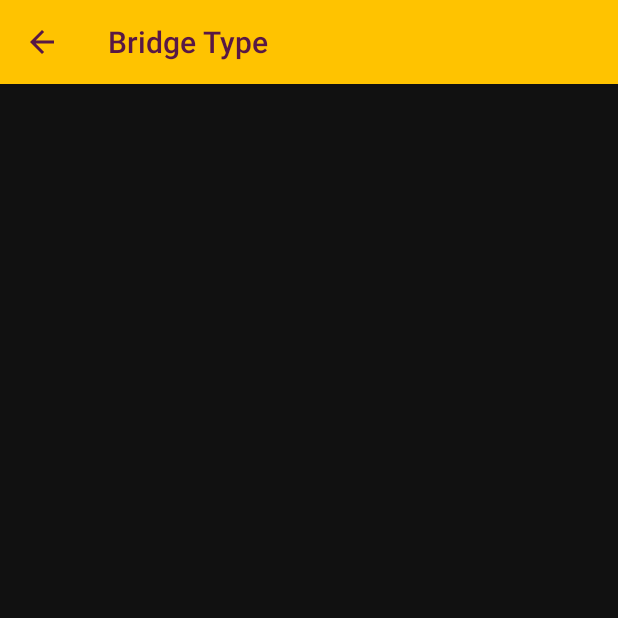
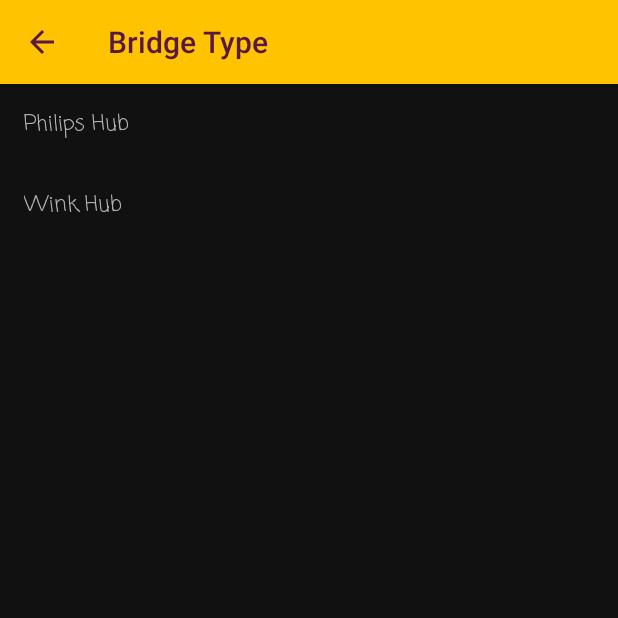
Before and after one commit to UT-MPC/Warble3, an Android app: the BridgeTypeActivity screen opened directly, with no data from a screen before it, on a phone screen of 412 x 824 dp, the top half of it. Run offline under Robolectric (Android 15) with nearby library versions, the phone set to English and light mode, and no system bars; Roboto replaces fonts that are not available here.

Commit message:
To add activity and adapter for BridgeType selection

```diff
--- /dev/null
+++ b/app/src/main/java/edu/utexas/mpc/warble3/frontend/adapter/SimpleAdapter.java
@@ -0,0 +1,50 @@
+package edu.utexas.mpc.warble3.frontend.adapter;
+
+import android.content.Context;
+import android.support.annotation.NonNull;
+import android.support.v7.widget.RecyclerView;
+import android.view.LayoutInflater;
+import android.view.View;
+import android.view.ViewGroup;
+import android.widget.TextView;
+
+import java.util.List;
+
+import edu.utexas.mpc.warble3.R;
+
+public class SimpleAdapter extends RecyclerView.Adapter<SimpleAdapter.ViewHolder> {
+
+    private final Context context;
+    private final List<String> dataset;
+
+    public SimpleAdapter(Context context, List<String> dataset) {
+        this.context = context;
+        this.dataset = dataset;
+    }
+
+    @NonNull
+    @Override
+    public SimpleAdapter.ViewHolder onCreateViewHolder(@NonNull ViewGroup parent, int viewType) {
+        View itemView = LayoutInflater.from(parent.getContext()).inflate(R.layout.layout_simple_recycler_view, parent, false);
+        return new ViewHolder(itemView);
+    }
+
+    @Override
+    public void onBindViewHolder(@NonNull SimpleAdapter.ViewHolder holder, int position) {
+        holder.nameTextView.setText(dataset.get(position));
+    }
+
+    @Override
+    public int getItemCount() {
+        return dataset.size();
+    }
+
+    public class ViewHolder extends RecyclerView.ViewHolder {
+        public TextView nameTextView;
+
+        public ViewHolder(View itemView) {
+            super(itemView);
+            nameTextView = itemView.findViewById(R.id.name_textView);
+        }
+    }
+}
--- a/app/src/main/java/edu/utexas/mpc/warble3/frontend/setup_page/BridgeTypeActivity.java
+++ b/app/src/main/java/edu/utexas/mpc/warble3/frontend/setup_page/BridgeTypeActivity.java
@@ -2,12 +2,20 @@ package edu.utexas.mpc.warble3.frontend.setup_page;
 
 import android.os.Bundle;
 import android.support.v7.app.AppCompatActivity;
+import android.support.v7.widget.LinearLayoutManager;
+import android.support.v7.widget.RecyclerView;
 
+import java.util.ArrayList;
+import java.util.List;
 import java.util.Objects;
 
 import edu.utexas.mpc.warble3.R;
+import edu.utexas.mpc.warble3.frontend.adapter.SimpleAdapter;
 
 public class BridgeTypeActivity extends AppCompatActivity {
+    private RecyclerView bridgeTypeRecyclerView;
+    private RecyclerView.LayoutManager bridgeTypeLayoutManager;
+    private RecyclerView.Adapter bridgeTypeAdapter;
 
     @Override
     protected void onCreate(Bundle savedInstanceState) {
@@ -16,5 +24,18 @@ public class BridgeTypeActivity extends AppCompatActivity {
 
         Objects.requireNonNull(getSupportActionBar()).setTitle(R.string.titleBridgeType_addBridgePage);
 
+        bridgeTypeRecyclerView = findViewById(R.id.bridgeType_recyclerView);
+        bridgeTypeRecyclerView.setHasFixedSize(false);
+
+        bridgeTypeLayoutManager = new LinearLayoutManager(this);
+        bridgeTypeRecyclerView.setLayoutManager(bridgeTypeLayoutManager);
+
+        // TODO: Change to list of bridge types
+        List<String> bridgeTypes = new ArrayList<>();
+        bridgeTypes.add("Philips Hub");
+        bridgeTypes.add("Wink Hub");
+
+        bridgeTypeAdapter = new SimpleAdapter(getApplicationContext(), bridgeTypes);
+        bridgeTypeRecyclerView.setAdapter(bridgeTypeAdapter);
     }
 }
--- a/app/src/main/res/layout/activity_bridge_type.xml
+++ b/app/src/main/res/layout/activity_bridge_type.xml
@@ -6,4 +6,9 @@
     android:layout_height="match_parent"
     tools:context=".frontend.setup_page.BridgeTypeActivity">
 
+    <android.support.v7.widget.RecyclerView
+        android:id="@+id/bridgeType_recyclerView"
+        android:layout_width="match_parent"
+        android:layout_height="match_parent" />
+
 </android.support.constraint.ConstraintLayout>
--- /dev/null
+++ b/app/src/main/res/layout/layout_simple_recycler_view.xml
@@ -0,0 +1,18 @@
+<?xml version="1.0" encoding="utf-8"?>
+<android.support.constraint.ConstraintLayout xmlns:android="http://schemas.android.com/apk/res/android"
+    xmlns:app="http://schemas.android.com/apk/res-auto"
+    android:layout_width="match_parent"
+    android:layout_height="wrap_content">
+
+    <TextView
+        android:id="@+id/name_textView"
+        android:layout_width="wrap_content"
+        android:layout_height="wrap_content"
+        android:layout_marginBottom="16dp"
+        android:layout_marginStart="16dp"
+        android:layout_marginTop="16dp"
+        app:layout_constraintBottom_toBottomOf="parent"
+        app:layout_constraintStart_toStartOf="parent"
+        app:layout_constraintTop_toTopOf="parent" />
+
+</android.support.constraint.ConstraintLayout>
```
